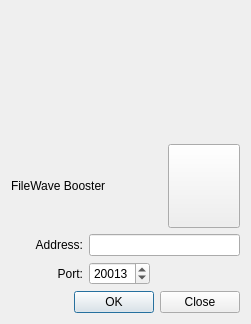
Qt form FileWaveGuiLib/BoosterMonitor/connectdlg.ui (fw-dev/translations) before a commit.
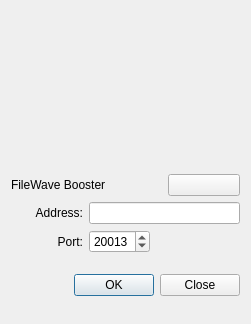
The same form after that commit. Custom widgets are drawn as their Qt base class.

The edit to the form file:
```diff
--- a/FileWaveGuiLib/BoosterMonitor/connectdlg.ui
+++ b/FileWaveGuiLib/BoosterMonitor/connectdlg.ui
@@ -73,14 +73,7 @@
       </widget>
      </item>
      <item row="0" column="2">
-      <widget class="BonjourServiceView" name="bonjourView">
-       <property name="sizePolicy">
-        <sizepolicy hsizetype="Minimum" vsizetype="Preferred">
-         <horstretch>0</horstretch>
-         <verstretch>0</verstretch>
-        </sizepolicy>
-       </property>
-      </widget>
+      <widget class="BonjourServiceView" name="bonjourView"/>
      </item>
      <item row="1" column="0">
       <widget class="QLabel" name="label_2">
```
